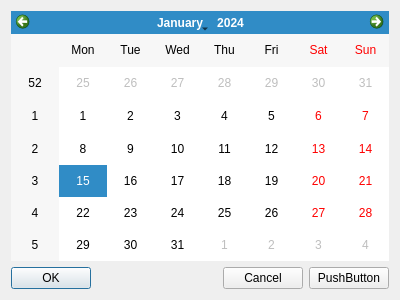
Above: calendardialog.ui from AshrafAlshareef/ToDoList-QT before the change. Below: the same form after it.
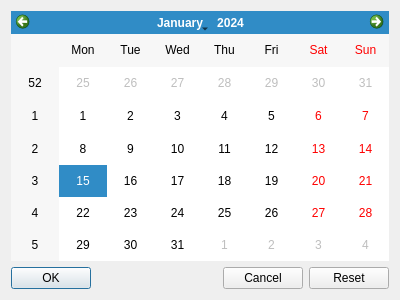
That is the form after the change.

Commit message: Connected the new calendar dialog with the new task dialog, and connected the buttons with their slots

What changed in the file:
```diff
--- a/calendardialog.ui
+++ b/calendardialog.ui
@@ -49,7 +49,7 @@
      <item>
       <widget class="QPushButton" name="resetPushButton">
        <property name="text">
-        <string>PushButton</string>
+        <string>Reset</string>
        </property>
       </widget>
      </item>
```
The commit also changes 4 other files.
